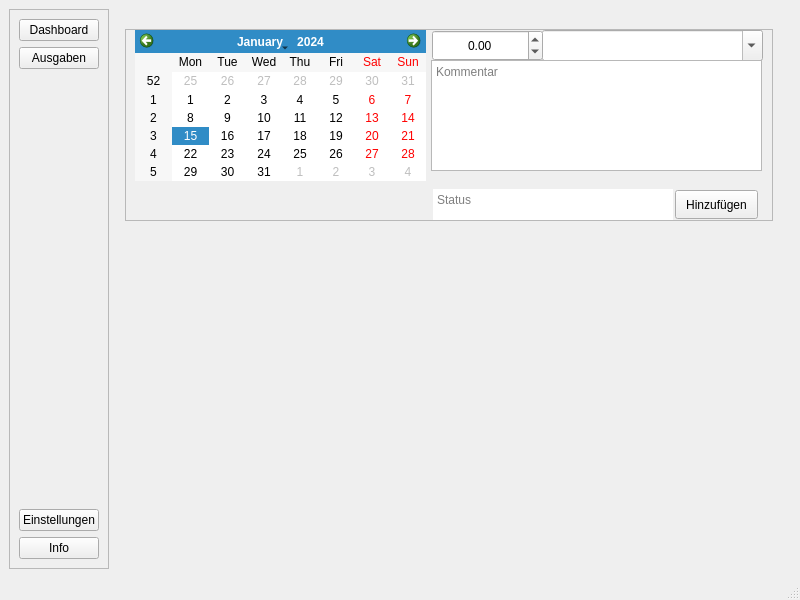
The window that mainwindow.ui (Muddyblack/FinanceApplication) describes before a commit, drawn with Qt 5.
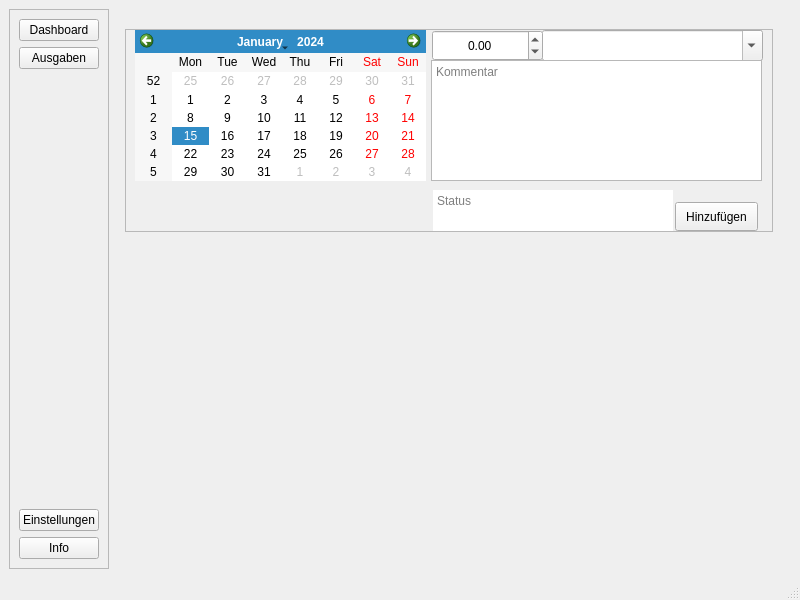
The same window after the commit.

Diff of the .ui file:
```diff
--- a/mainwindow.ui
+++ b/mainwindow.ui
@@ -152,7 +152,7 @@
           <x>10</x>
           <y>20</y>
           <width>648</width>
-          <height>192</height>
+          <height>203</height>
          </rect>
         </property>
         <property name="frameShape">
@@ -189,7 +189,7 @@
            <x>306</x>
            <y>31</y>
            <width>331</width>
-           <height>111</height>
+           <height>121</height>
           </rect>
          </property>
          <property name="tabletTracking">
@@ -211,7 +211,7 @@
          <property name="geometry">
           <rect>
            <x>550</x>
-           <y>161</y>
+           <y>173</y>
            <width>83</width>
            <height>29</height>
           </rect>
@@ -271,9 +271,9 @@
          <property name="geometry">
           <rect>
            <x>308</x>
-           <y>160</y>
+           <y>161</y>
            <width>240</width>
-           <height>31</height>
+           <height>41</height>
           </rect>
          </property>
          <property name="mouseTracking">
```
Left out of the diff: 12 changed lines with no effect on the pictures.
